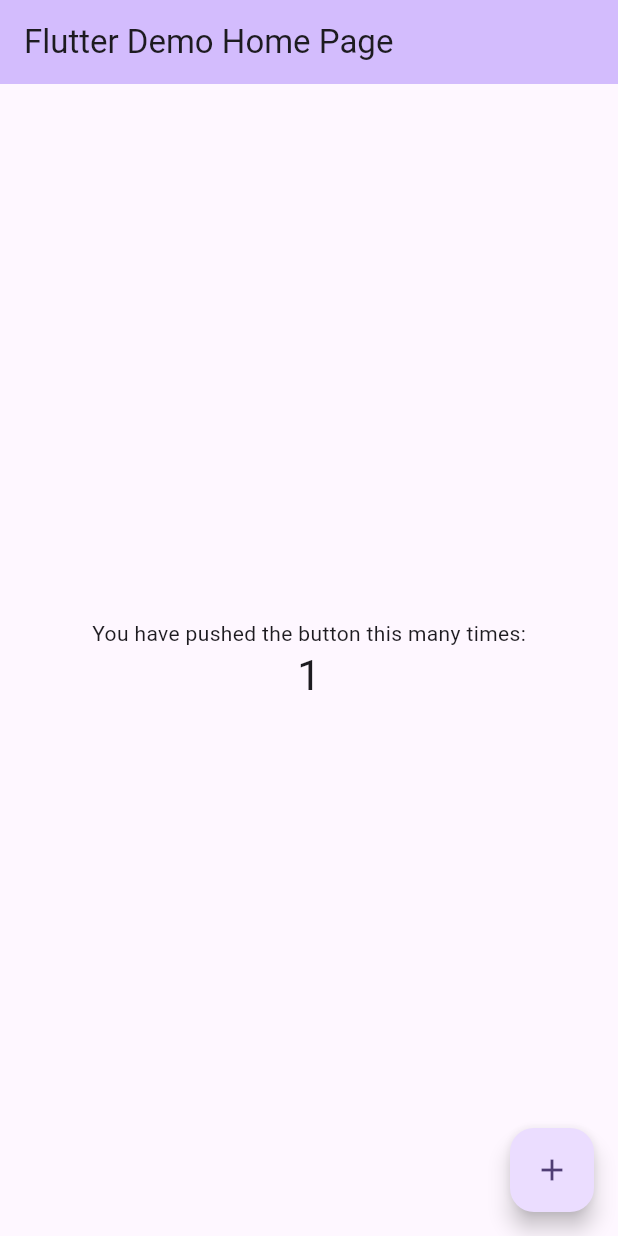
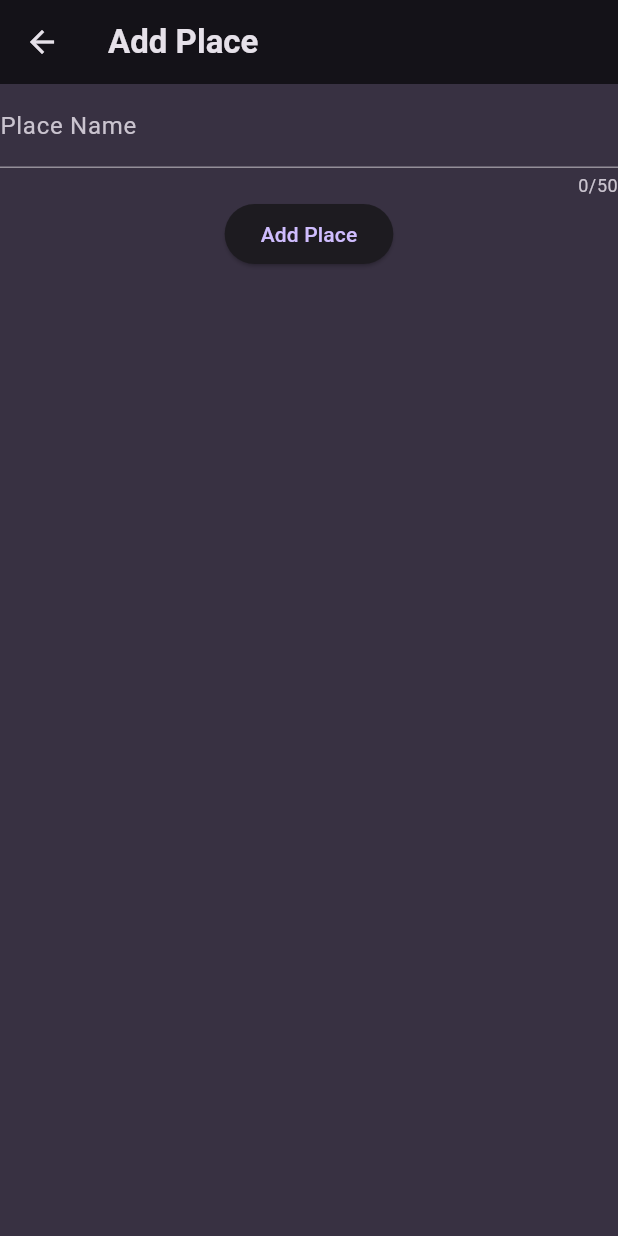
Before and after one commit to MarkMahrous/Favorite_Places, a Flutter app: the screen it shows after launch, after a tap on the "add" icon, on a phone screen of 412 x 824 dp. Run offline on Flutter 3.47's test engine with Material 3 defaults, Android fonts, the phone set to English and light mode, and no system bars; our stand-ins replace flutter_riverpod, google_fonts.

Commit message:
setup of favorite places app with some features like displaying places, add places and view places details

```diff
--- a/lib/main.dart
+++ b/lib/main.dart
@@ -1,125 +1,50 @@
 import 'package:flutter/material.dart';
+import 'package:google_fonts/google_fonts.dart';
+import 'package:flutter_riverpod/flutter_riverpod.dart';
+
+import 'package:favorite_places/screens/places_screen.dart';
+
+final colorScheme = ColorScheme.fromSeed(
+  brightness: Brightness.dark,
+  seedColor: const Color.fromARGB(255, 102, 6, 247),
+  background: const Color.fromARGB(255, 56, 49, 66),
+);
+
+final theme = ThemeData().copyWith(
+  useMaterial3: true,
+  scaffoldBackgroundColor: colorScheme.background,
+  colorScheme: colorScheme,
+  textTheme: GoogleFonts.ubuntuCondensedTextTheme().copyWith(
+    titleSmall: GoogleFonts.ubuntuCondensed(
+      fontWeight: FontWeight.bold,
+      color: colorScheme.primary,
+    ),
+    titleMedium: GoogleFonts.ubuntuCondensed(
+      fontWeight: FontWeight.bold,
+    ),
+    titleLarge: GoogleFonts.ubuntuCondensed(
+      fontWeight: FontWeight.bold,
+    ),
+  ),
+);
 
 void main() {
-  runApp(const MyApp());
+  runApp(
+    const ProviderScope(
+      child: MyApp(),
+    ),
+  );
 }
 
 class MyApp extends StatelessWidget {
-  const MyApp({super.key});
+  const MyApp({Key? key}) : super(key: key);
 
-  // This widget is the root of your application.
   @override
   Widget build(BuildContext context) {
     return MaterialApp(
-      title: 'Flutter Demo',
-      theme: ThemeData(
-        // This is the theme of your application.
-        //
-        // TRY THIS: Try running your application with "flutter run". You'll see
-        // the application has a blue toolbar. Then, without quitting the app,
-        // try changing the seedColor in the colorScheme below to Colors.green
-        // and then invoke "hot reload" (save your changes or press the "hot
-        // reload" button in a Flutter-supported IDE, or press "r" if you used
-        // the command line to start the app).
-        //
-        // Notice that the counter didn't reset back to zero; the application
-        // state is not lost during the reload. To reset the state, use hot
-        // restart instead.
-        //
-        // This works for code too, not just values: Most code changes can be
-        // tested with just a hot reload.
-        colorScheme: ColorScheme.fromSeed(seedColor: Colors.deepPurple),
-        useMaterial3: true,
-      ),
-      home: const MyHomePage(title: 'Flutter Demo Home Page'),
+      title: 'Great Places',
+      theme: theme,
+      home: const PlacesScreen(),
     );
   }
 }
-
-class MyHomePage extends StatefulWidget {
-  const MyHomePage({super.key, required this.title});
-
-  // This widget is the home page of your application. It is stateful, meaning
-  // that it has a State object (defined below) that contains fields that affect
-  // how it looks.
-
-  // This class is the configuration for the state. It holds the values (in this
-  // case the title) provided by the parent (in this case the App widget) and
-  // used by the build method of the State. Fields in a Widget subclass are
-  // always marked "final".
-
-  final String title;
-
-  @override
-  State<MyHomePage> createState() => _MyHomePageState();
-}
-
-class _MyHomePageState extends State<MyHomePage> {
-  int _counter = 0;
-
-  void _incrementCounter() {
-    setState(() {
-      // This call to setState tells the Flutter framework that something has
-      // changed in this State, which causes it to rerun the build method below
-      // so that the display can reflect the updated values. If we changed
-      // _counter without calling setState(), then the build method would not be
-      // called again, and so nothing would appear to happen.
-      _counter++;
-    });
-  }
-
-  @override
-  Widget build(BuildContext context) {
-    // This method is rerun every time setState is called, for instance as done
-    // by the _incrementCounter method above.
-    //
-    // The Flutter framework has been optimized to make rerunning build methods
-    // fast, so that you can just rebuild anything that needs updating rather
-    // than having to individually change instances of widgets.
-    return Scaffold(
-      appBar: AppBar(
-        // TRY THIS: Try changing the color here to a specific color (to
-        // Colors.amber, perhaps?) and trigger a hot reload to see the AppBar
-        // change color while the other colors stay the same.
-        backgroundColor: Theme.of(context).colorScheme.inversePrimary,
-        // Here we take the value from the MyHomePage object that was created by
-        // the App.build method, and use it to set our appbar title.
-        title: Text(widget.title),
-      ),
-      body: Center(
-        // Center is a layout widget. It takes a single child and positions it
-        // in the middle of the parent.
-        child: Column(
-          // Column is also a layout widget. It takes a list of children and
-          // arranges them vertically. By default, it sizes itself to fit its
-          // children horizontally, and tries to be as tall as its parent.
-          //
-          // Column has various properties to control how it sizes itself and
-          // how it positions its children. Here we use mainAxisAlignment to
-          // center the children vertically; the main axis here is the vertical
-          // axis because Columns are vertical (the cross axis would be
-          // horizontal).
-          //
-          // TRY THIS: Invoke "debug painting" (choose the "Toggle Debug Paint"
-          // action in the IDE, or press "p" in the console), to see the
-          // wireframe for each widget.
-          mainAxisAlignment: MainAxisAlignment.center,
-          children: <Widget>[
-            const Text(
-              'You have pushed the button this many times:',
-            ),
-            Text(
-              '$_counter',
-              style: Theme.of(context).textTheme.headlineMedium,
-            ),
-          ],
-        ),
-      ),
-      floatingActionButton: FloatingActionButton(
-        onPressed: _incrementCounter,
-        tooltip: 'Increment',
-        child: const Icon(Icons.add),
-      ), // This trailing comma makes auto-formatting nicer for build methods.
-    );
-  }
-}
--- /dev/null
+++ b/lib/models/place.dart
@@ -0,0 +1,5 @@
+class Place {
+  Place({required this.name});
+
+  final String name;
+}
--- /dev/null
+++ b/lib/provider/favorite_places_provider.dart
@@ -0,0 +1,16 @@
+import 'package:flutter_riverpod/flutter_riverpod.dart';
+
+import 'package:favorite_places/models/place.dart';
+
+class FavoritePlacesProvider extends StateNotifier<List<Place>> {
+  FavoritePlacesProvider() : super([]);
+
+  void addPlace(Place place) {
+    state = [...state, place];
+  }
+}
+
+final favoritePlacesProvider =
+    StateNotifierProvider<FavoritePlacesProvider, List<Place>>((ref) {
+  return FavoritePlacesProvider();
+});
--- /dev/null
+++ b/lib/screens/add_place_screen.dart
@@ -0,0 +1,54 @@
+import 'package:favorite_places/models/place.dart';
+import 'package:favorite_places/provider/favorite_places_provider.dart';
+import 'package:flutter/material.dart';
+import 'package:flutter_riverpod/flutter_riverpod.dart';
+
+class AddPlaceScreen extends ConsumerStatefulWidget {
+  const AddPlaceScreen({super.key});
+
+  @override
+  ConsumerState<AddPlaceScreen> createState() => _AddPlaceScreenState();
+}
+
+class _AddPlaceScreenState extends ConsumerState<AddPlaceScreen> {
+  final _placeNameController = TextEditingController();
+
+  @override
+  void dispose() {
+    _placeNameController.dispose();
+    super.dispose();
+  }
+
+  @override
+  Widget build(BuildContext context) {
+    return Scaffold(
+      appBar: AppBar(
+        title: const Text('Add Place'),
+      ),
+      body: Center(
+        child: Column(
+          children: [
+            TextField(
+              maxLength: 50,
+              controller: _placeNameController,
+              decoration: const InputDecoration(
+                labelText: 'Place Name',
+              ),
+            ),
+            ElevatedButton(
+              onPressed: () {
+                setState(() {
+                  ref.read(favoritePlacesProvider.notifier).addPlace(
+                        Place(name: _placeNameController.text),
+                      );
+                });
+                Navigator.of(context).pop();
+              },
+              child: const Text('Add Place'),
+            ),
+          ],
+        ),
+      ),
+    );
+  }
+}
--- /dev/null
+++ b/lib/screens/place_details_screen.dart
@@ -0,0 +1,20 @@
+import 'package:favorite_places/models/place.dart';
+import 'package:flutter/material.dart';
+
+class PlaceDetailsScreen extends StatelessWidget {
+  const PlaceDetailsScreen({super.key, required this.place});
+
+  final Place place;
+
+  @override
+  Widget build(BuildContext context) {
+    return Scaffold(
+      appBar: AppBar(
+        title: Text(place.name),
+      ),
+      body: Center(
+        child: Text(place.name),
+      ),
+    );
+  }
+}
--- /dev/null
+++ b/lib/screens/places_screen.dart
@@ -0,0 +1,63 @@
+import 'package:favorite_places/models/place.dart';
+import 'package:favorite_places/provider/favorite_places_provider.dart';
+import 'package:favorite_places/screens/add_place_screen.dart';
+import 'package:favorite_places/screens/place_details_screen.dart';
+import 'package:flutter/material.dart';
+import 'package:flutter_riverpod/flutter_riverpod.dart';
+
+class PlacesScreen extends ConsumerStatefulWidget {
+  const PlacesScreen({super.key});
+
+  @override
+  ConsumerState<PlacesScreen> createState() => _PlacesScreenState();
+}
+
+class _PlacesScreenState extends ConsumerState<PlacesScreen> {
+  @override
+  Widget build(BuildContext context) {
+    List<Place> favoritePlaces = ref.watch(favoritePlacesProvider);
+
+    Widget content = const Center(
+      child: Text('No places yet!'),
+    );
+
+    if (favoritePlaces.isNotEmpty) {
+      content = ListView.builder(
+        itemCount: favoritePlaces.length,
+        itemBuilder: (context, index) {
+          return InkWell(
+            onTap: () => Navigator.of(context).push(
+              MaterialPageRoute(
+                builder: (context) => PlaceDetailsScreen(
+                  place: favoritePlaces[index],
+                ),
+              ),
+            ),
+            child: ListTile(
+              title: Text(favoritePlaces[index].name),
+            ),
+          );
+        },
+      );
+    }
+
+    return Scaffold(
+      appBar: AppBar(
+        title: const Text('Favorite Places'),
+        actions: [
+          IconButton(
+            icon: const Icon(Icons.add),
+            onPressed: () {
+              Navigator.of(context).push(
+                MaterialPageRoute(
+                  builder: (context) => AddPlaceScreen(),
+                ),
+              );
+            },
+          ),
+        ],
+      ),
+      body: content,
+    );
+  }
+}
```
Also changed, not shown: pubspec.yaml (+7 -4 lines), pubspec.lock, 23 other files.
